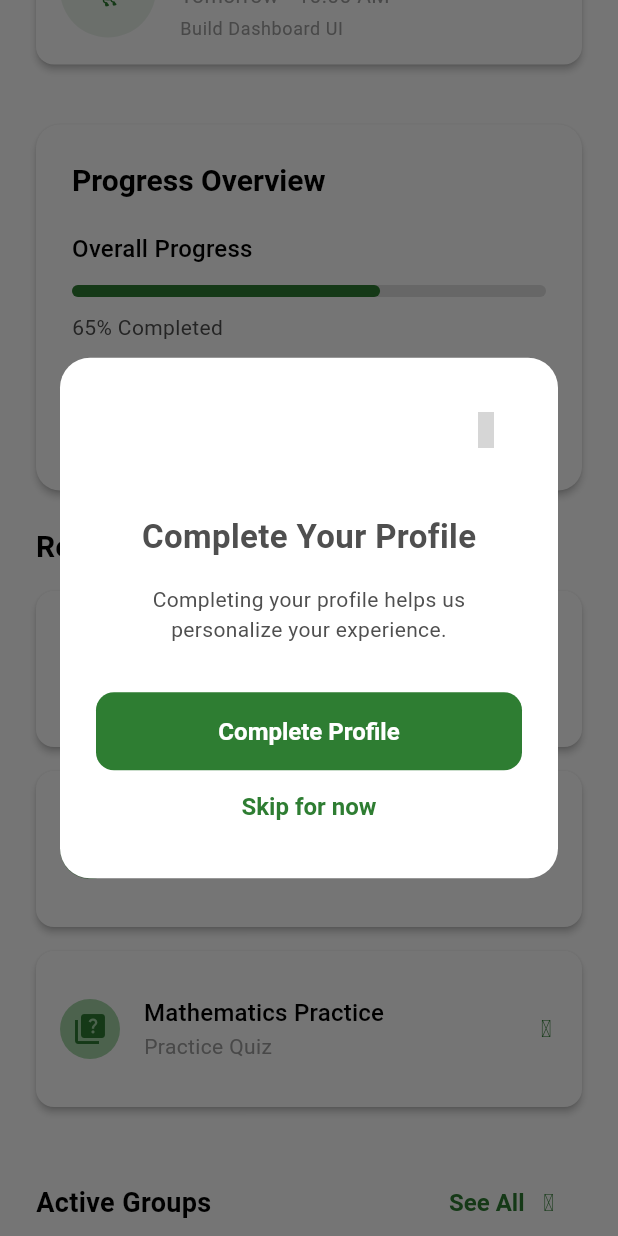
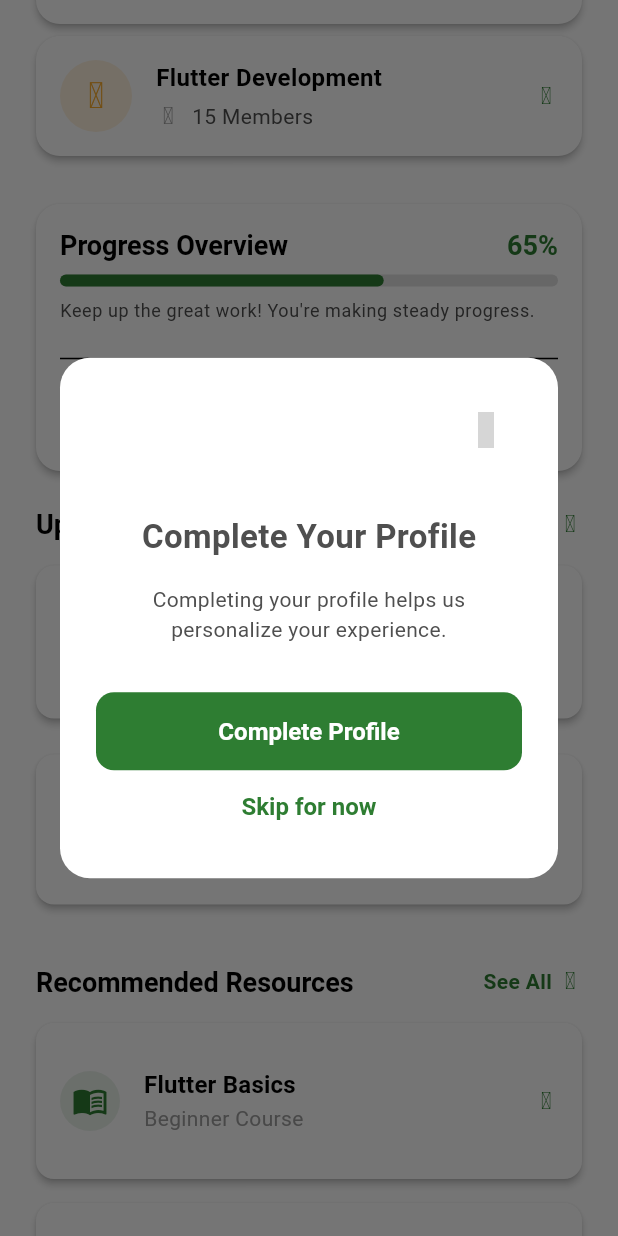
Before and after one commit to Emmanuel4503/STUDY-CIRCLE-APP-PROJECT, a Flutter app: the DashboardScreen screen opened directly, scrolled down 576 dp, after a tap on "See All", on a phone screen of 412 x 824 dp. Run offline on Flutter 3.47's test engine with Material 3 defaults, Android fonts, the phone set to English and light mode, and no system bars; our stand-ins replace get, get_storage, iconsax_flutter; accounts and stored records are empty; statements that could not run were skipped; grey boxes are pictures that could not be loaded.

Commit message:
Refine dashboard UI and improve design consistency

```diff
--- a/lib/features/dashboard/screens/dashboard_screen.dart
+++ b/lib/features/dashboard/screens/dashboard_screen.dart
@@ -36,11 +36,12 @@ class DashboardScreen extends StatelessWidget {
               child: QuickActions(),
             ),
 
+            // Active Groups moved here
             const SizedBox(height: SSizes.lg),
 
             const Padding(
               padding: EdgeInsets.symmetric(horizontal: SSizes.lg),
-              child: UpcomingSessions(),
+              child: ActiveGroups(),
             ),
 
             const SizedBox(height: SSizes.lg),
@@ -54,15 +55,15 @@ class DashboardScreen extends StatelessWidget {
 
             const Padding(
               padding: EdgeInsets.symmetric(horizontal: SSizes.lg),
-              child: RecommendedResources(),
+              child: UpcomingSessions(),
             ),
 
             const SizedBox(height: SSizes.lg),
 
             const Padding(
               padding: EdgeInsets.symmetric(horizontal: SSizes.lg),
-              child: ActiveGroups()
-              ),
+              child: RecommendedResources(),
+            ),
 
             const SizedBox(height: SSizes.lg),
 
--- a/lib/features/dashboard/widgets/activity_card.dart
+++ b/lib/features/dashboard/widgets/activity_card.dart
@@ -22,7 +22,7 @@ class ActivityCard extends StatelessWidget {
     contentPadding: EdgeInsets.zero,
 
     leading: CircleAvatar(
-      backgroundColor: SColors.secondary,
+      backgroundColor: SColors.primary.withValues(alpha: 0.10),
       child: Icon(
         activity.icon,
         color: SColors.primary,
@@ -32,7 +32,9 @@ class ActivityCard extends StatelessWidget {
 
     title: Text(
       activity.title,
-      style: Theme.of(context).textTheme.titleMedium,
+      style: Theme.of(context).textTheme.titleMedium?.copyWith(
+      fontWeight: FontWeight.w600,
+),
     ),
 
     subtitle: Text(
--- a/lib/features/dashboard/widgets/progress_overview.dart
+++ b/lib/features/dashboard/widgets/progress_overview.dart
@@ -1,5 +1,6 @@
 import 'package:flutter/material.dart';
 import 'package:studycycle/utils/constants/colors.dart';
+import 'package:studycycle/utils/constants/radius.dart';
 import 'package:studycycle/utils/constants/sizes.dart';
 
 class ProgressOverview extends StatelessWidget {
@@ -8,28 +9,36 @@ class ProgressOverview extends StatelessWidget {
   @override
   Widget build(BuildContext context) {
     return Card(
-      elevation: 2,
+      elevation: SSizes.cardElevation,
       shape: RoundedRectangleBorder(
-        borderRadius: BorderRadius.circular(16),
+        borderRadius: SRadius.allLg,
       ),
       child: Padding(
-        padding: const EdgeInsets.all(SSizes.defaultSpace),
+        padding: const EdgeInsets.all(SSizes.md),
         child: Column(
           crossAxisAlignment: CrossAxisAlignment.start,
           children: [
-            Text(
-              'Progress Overview',
-              style: Theme.of(context).textTheme.headlineSmall,
+            Row(
+              mainAxisAlignment: MainAxisAlignment.spaceBetween,
+              children: [
+                Text(
+                  'Progress Overview',
+                  style: Theme.of(context).textTheme.titleLarge?.copyWith(
+                        fontWeight: FontWeight.bold,
+                      ),
+                ),
+
+                Text(
+                  '65%',
+                  style: Theme.of(context).textTheme.titleLarge?.copyWith(
+                        color: SColors.primary,
+                        fontWeight: FontWeight.bold,
+                      ),
+                ),
+              ],
             ),
 
-            const SizedBox(height: 20),
-
-            Text(
-              'Overall Progress',
-              style: Theme.of(context).textTheme.titleMedium,
-            ),
-
-            const SizedBox(height: 12),
+            const SizedBox(height: SSizes.sm),
 
             LinearProgressIndicator(
               value: 0.65,
@@ -41,14 +50,21 @@ class ProgressOverview extends StatelessWidget {
               ),
             ),
 
-            const SizedBox(height: 10),
+            const SizedBox(height: SSizes.sm),
 
-            const Text("65% Completed"),
+            Text(
+              "Keep up the great work! You're making steady progress.",
+              style: Theme.of(context).textTheme.bodySmall,
+            ),
 
-            const SizedBox(height: 24),
+            const SizedBox(height: SSizes.md),
+
+            const Divider(),
+
+            const SizedBox(height: SSizes.sm),
 
             const Row(
-              mainAxisAlignment: MainAxisAlignment.spaceBetween,
+              mainAxisAlignment: MainAxisAlignment.spaceAround,
               children: [
                 _ProgressItem(
                   title: "Courses",
@@ -83,10 +99,17 @@ class _ProgressItem extends StatelessWidget {
       children: [
         Text(
           value,
-          style: Theme.of(context).textTheme.headlineSmall,
+          style: Theme.of(context).textTheme.titleLarge?.copyWith(
+                fontWeight: FontWeight.bold,
+              ),
         ),
+
         const SizedBox(height: 4),
-        Text(title),
+
+        Text(
+          title,
+          style: Theme.of(context).textTheme.bodySmall,
+        ),
       ],
     );
   }
--- a/lib/features/dashboard/widgets/recent_activity.dart
+++ b/lib/features/dashboard/widgets/recent_activity.dart
@@ -1,5 +1,7 @@
 import 'package:flutter/material.dart';
 import 'package:iconsax_flutter/iconsax_flutter.dart';
+import 'package:studycycle/utils/constants/colors.dart';
+import 'package:studycycle/utils/constants/sizes.dart';
 
 import '../models/activity_model.dart';
 import 'activity_card.dart';
@@ -39,12 +41,37 @@ class RecentActivity extends StatelessWidget {
     return Column(
       crossAxisAlignment: CrossAxisAlignment.start,
       children: [
-        const Text(
-          "Recent Activity",
-          style: TextStyle(
-            fontSize: 20,
-            fontWeight: FontWeight.bold,
-          ),
+        Row(
+          mainAxisAlignment: MainAxisAlignment.spaceBetween,
+          children: [
+            Text(
+              "Recent Activity",
+              style: Theme.of(context).textTheme.titleLarge?.copyWith(
+                    fontWeight: FontWeight.bold,
+                  ),
+            ),
+
+            GestureDetector(
+              onTap: () {},
+              child: const Row(
+                children: [
+                  Text(
+                    "See All",
+                    style: TextStyle(
+                      color: SColors.primary,
+                      fontWeight: FontWeight.w600,
+                    ),
+                  ),
+                  SizedBox(width: 4),
+                  Icon(
+                    Iconsax.arrow_right_3,
+                    size: SSizes.iconSm,
+                    color: SColors.primary,
+                  ),
+                ],
+              ),
+            ),
+          ],
         ),
 
         const SizedBox(height: 15),
--- a/lib/features/dashboard/widgets/recommended_resource_card.dart
+++ b/lib/features/dashboard/widgets/recommended_resource_card.dart
@@ -24,7 +24,7 @@ class RecommendedResourceCard extends StatelessWidget {
         contentPadding: EdgeInsets.zero,
 
         leading: CircleAvatar(
-          backgroundColor: SColors.secondary,
+          backgroundColor: SColors.primary.withValues(alpha: 0.10),
           child: Icon(
             icon,
             color: SColors.primary,
@@ -34,7 +34,9 @@ class RecommendedResourceCard extends StatelessWidget {
 
         title: Text(
           title,
-          style: Theme.of(context).textTheme.titleMedium,
+          style: Theme.of(context).textTheme.titleMedium?.copyWith(
+                fontWeight: FontWeight.w600,
+              ),
         ),
 
         subtitle: Text(
--- a/lib/features/dashboard/widgets/recommended_resources.dart
+++ b/lib/features/dashboard/widgets/recommended_resources.dart
@@ -1,5 +1,8 @@
 import 'package:flutter/material.dart';
+import 'package:iconsax_flutter/iconsax_flutter.dart';
 import 'package:studycycle/features/dashboard/widgets/recommended_resource_card.dart';
+import 'package:studycycle/utils/constants/colors.dart';
+import 'package:studycycle/utils/constants/sizes.dart';
 
 class RecommendedResources extends StatelessWidget {
   const RecommendedResources({super.key});
@@ -9,9 +12,37 @@ class RecommendedResources extends StatelessWidget {
     return Column(
       crossAxisAlignment: CrossAxisAlignment.start,
       children: [
-        Text(
-          "Recommended Resources",
-          style: Theme.of(context).textTheme.headlineSmall,
+        Row(
+          mainAxisAlignment: MainAxisAlignment.spaceBetween,
+          children: [
+            Text(
+              "Recommended Resources",
+              style: Theme.of(context).textTheme.titleLarge?.copyWith(
+                    fontWeight: FontWeight.bold,
+                  ),
+            ),
+
+            GestureDetector(
+              onTap: () {},
+              child: const Row(
+                children: [
+                  Text(
+                    "See All",
+                    style: TextStyle(
+                      color: SColors.primary,
+                      fontWeight: FontWeight.w600,
+                    ),
+                  ),
+                  SizedBox(width: 4),
+                  Icon(
+                    Iconsax.arrow_right_3,
+                    size: SSizes.iconSm,
+                    color: SColors.primary,
+                  ),
+                ],
+              ),
+            ),
+          ],
         ),
 
         const SizedBox(height: 16),
--- a/lib/features/dashboard/widgets/upcoming_session_card.dart
+++ b/lib/features/dashboard/widgets/upcoming_session_card.dart
@@ -1,4 +1,5 @@
 import 'package:flutter/material.dart';
+import 'package:iconsax_flutter/iconsax_flutter.dart';
 import 'package:studycycle/features/dashboard/widgets/dashboard_card.dart';
 import 'package:studycycle/utils/constants/colors.dart';
 import 'package:studycycle/utils/constants/sizes.dart';
@@ -8,6 +9,7 @@ class UpcomingSessionCard extends StatelessWidget {
   final String subject;
   final String time;
   final String topic;
+  final bool isToday;
 
   const UpcomingSessionCard({
     super.key,
@@ -15,16 +17,19 @@ class UpcomingSessionCard extends StatelessWidget {
     required this.subject,
     required this.time,
     required this.topic,
+    this.isToday = false,
   });
 
   @override
   Widget build(BuildContext context) {
     return DashboardCard(
       child: Row(
+        crossAxisAlignment: CrossAxisAlignment.center,
         children: [
+          // Session Icon
           CircleAvatar(
-            radius: SSizes.iconLg,
-            backgroundColor: SColors.primary.withValues(alpha: 0.1),
+            radius: 28,
+            backgroundColor: SColors.primary.withValues(alpha: 0.10),
             child: Icon(
               icon,
               color: SColors.primary,
@@ -34,22 +39,54 @@ class UpcomingSessionCard extends StatelessWidget {
 
           const SizedBox(width: SSizes.spaceBtwItems),
 
+          // Session Details
           Expanded(
             child: Column(
               crossAxisAlignment: CrossAxisAlignment.start,
               children: [
                 Text(
                   subject,
-                  style: Theme.of(context).textTheme.titleMedium,
+                  overflow: TextOverflow.ellipsis,
+                  style: Theme.of(context).textTheme.titleMedium?.copyWith(
+                        fontWeight: FontWeight.w600,
+                      ),
                 ),
 
                 const SizedBox(height: SSizes.xs),
 
-                Text(
-                  time,
-                  style: Theme.of(context).textTheme.bodyMedium?.copyWith(
-                    color: SColors.grey,
-                  ),
+                Row(
+                  children: [
+                    Text(
+                      time,
+                      style: Theme.of(context).textTheme.bodyMedium?.copyWith(
+                            color: SColors.lightTextPrimary,
+                            fontWeight: FontWeight.w500,
+                          ),
+                    ),
+
+                    if (isToday) ...[
+                      const SizedBox(width: SSizes.sm),
+
+                      Container(
+                        padding: const EdgeInsets.symmetric(
+                          horizontal: 8,
+                          vertical: 3,
+                        ),
+                        decoration: BoxDecoration(
+                          color: SColors.primary.withValues(alpha: 0.10),
+                          borderRadius: BorderRadius.circular(20),
+                        ),
+                        child: const Text(
+                          'Today',
+                          style: TextStyle(
+                            color: SColors.primary,
+                            fontSize: 11,
+                            fontWeight: FontWeight.w600,
+                          ),
+                        ),
+                      ),
+                    ],
+                  ],
                 ),
 
                 const SizedBox(height: SSizes.xs),
@@ -57,10 +94,21 @@ class UpcomingSessionCard extends StatelessWidget {
                 Text(
                   topic,
                   style: Theme.of(context).textTheme.bodySmall?.copyWith(
-                    color: SColors.grey,
-                  ),
+                        color: SColors.lightTextSecondary,
+                      ),
                 ),
               ],
+            ),
+            ),
+
+          const SizedBox(width: SSizes.sm),
+
+          // Arrow
+          const Center(
+            child: Icon(
+              Iconsax.arrow_right_3,
+              color: SColors.primary,
+              size: SSizes.iconSm,
             ),
           ),
         ],
--- a/lib/features/dashboard/widgets/upcoming_sessions.dart
+++ b/lib/features/dashboard/widgets/upcoming_sessions.dart
@@ -1,5 +1,8 @@
 import 'package:flutter/material.dart';
+import 'package:iconsax_flutter/iconsax_flutter.dart';
 import 'package:studycycle/features/dashboard/widgets/upcoming_session_card.dart';
+import 'package:studycycle/utils/constants/colors.dart';
+import 'package:studycycle/utils/constants/sizes.dart';
 
 class UpcomingSessions extends StatelessWidget {
   const UpcomingSessions({super.key});
@@ -9,22 +12,53 @@ class UpcomingSessions extends StatelessWidget {
     return Column(
       crossAxisAlignment: CrossAxisAlignment.start,
       children: [
-        Text(
-          'Upcoming Sessions',
-          style: Theme.of(context).textTheme.headlineSmall,
+        Row(
+          mainAxisAlignment: MainAxisAlignment.spaceBetween,
+          children: [
+            Text(
+              'Upcoming Sessions',
+              style: Theme.of(context).textTheme.titleLarge?.copyWith(
+                    fontWeight: FontWeight.bold,
+                  ),
+            ),
+
+            GestureDetector(
+              onTap: () {},
+              child: const Row(
+                children: [
+                  Text(
+                    'See All',
+                    style: TextStyle(
+                      color: SColors.primary,
+                      fontWeight: FontWeight.w600,
+                    ),
+                  ),
+                  SizedBox(width: 4),
+                  Icon(
+                    Iconsax.arrow_right_3,
+                    size: 16,
+                    color: SColors.primary,
+                  ),
+                ],
+              ),
+            ),
+          ],
         ),
 
-        const SizedBox(height: 16),
+        const SizedBox(height: SSizes.md),
 
         const UpcomingSessionCard(
-          icon: Icons.calculate,
+          icon: Iconsax.receipt_item,
           subject: 'Accounting 101',
-          time: 'Today • 2:00 PM',
+          time: '2:00 PM',
           topic: 'Chapter 5: Financial Statements',
+          isToday: true,
         ),
 
+        const SizedBox(height: SSizes.sm),
+
         const UpcomingSessionCard(
-          icon: Icons.flutter_dash,
+          icon: Iconsax.code,
           subject: 'Flutter Development',
           time: 'Tomorrow • 10:00 AM',
           topic: 'Build Dashboard UI',
```
